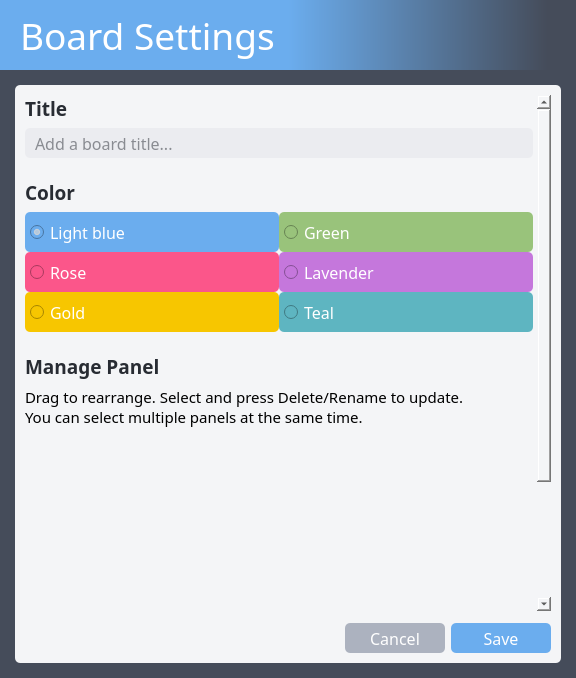
This is src/ui/board_settings.ui in dulapahv/Kanbaru as Qt 5 draws it before an edit. The edited form follows.
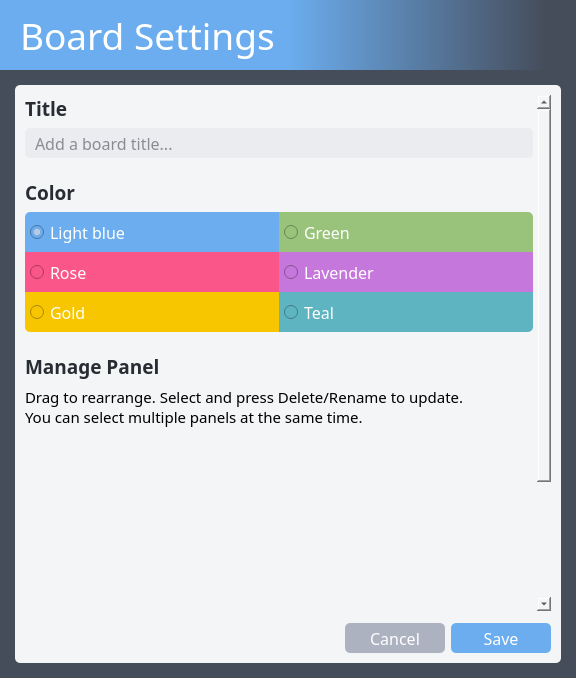
This is the edited form. Icons and pictures are not drawn.

Diff of the .ui file:
```diff
--- a/src/ui/board_settings.ui
+++ b/src/ui/board_settings.ui
@@ -130,34 +130,44 @@
             <property name="styleSheet">
              <string notr="true">QScrollBar:vertical {
 	border: none;
-    background: #f4f5f7;
-    width: 14px;
-    margin: 1px 0 0 0;
-	border-radius: 7px;
- }
-QScrollBar::handle:vertical {	
+	background: #f4f5f7;
+	width: 10px;
+	margin: 1px 0 0 0;
+	border-radius: 5px;
+}
+
+QScrollBar::handle:vertical {
 	background-color: #bfc0c5;
 	min-height: 30px;
-	border-radius: 7px;
+	border-radius: 5px;
 }
-QScrollBar::handle:vertical:hover{	
+
+QScrollBar::handle:vertical:hover {
 	background-color: #afb0b4;
 }
-QScrollBar::handle:vertical:pressed {	
+
+QScrollBar::handle:vertical:pressed {
 	background-color: #929497;
 }
+
 QScrollBar::sub-line:vertical {
-	height: 0px;
+	height: 0;
 }
+
 QScrollBar::add-line:vertical {
-	height: 0px;
+	height: 0;
 }
-QScrollBar::up-arrow:vertical, QScrollBar::down-arrow:vertical {
+
+QScrollBar::up-arrow:vertical,
+QScrollBar::down-arrow:vertical {
 	background: none;
 }
-QScrollBar::add-page:vertical, QScrollBar::sub-page:vertical {
+
+QScrollBar::add-page:vertical,
+QScrollBar::sub-page:vertical {
 	background: none;
-}</string>
+}
+</string>
             </property>
             <property name="widgetResizable">
              <bool>true</bool>
@@ -167,7 +177,7 @@
               <rect>
                <x>0</x>
                <y>0</y>
-               <width>512</width>
+               <width>516</width>
                <height>673</height>
               </rect>
              </property>
@@ -307,8 +317,23 @@
                          <enum>Qt::TabFocus</enum>
                         </property>
                         <property name="styleSheet">
-                         <string notr="true">QRadioButton {background-color: #6badee; color: #ffffff; padding: 0px 5px 0px 5px;}
-QRadioButton:focus {border-color: #000000; border-width: 1.5px; border-style: solid; padding: 0px 3px 0px 3px;}</string>
+                         <string notr="true">QRadioButton {
+	background-color: #6badee;
+	color: #ffffff;
+	padding: 0 5px 0 5px;
+	border-top-left-radius: 5px;
+	border-top-right-radius: 0;
+	border-bottom-left-radius: 0;
+	border-bottom-right-radius: 0;
+}
+
+QRadioButton:focus {
+	border-color: #000000;
+	border-width: 1.5px;
+	border-style: solid;
+	padding: 0 3px 0 3px;
+}
+</string>
                         </property>
                         <property name="text">
                          <string>Light blue</string>
@@ -339,8 +364,20 @@
                          <enum>Qt::TabFocus</enum>
                         </property>
                         <property name="styleSheet">
-                         <string notr="true">QRadioButton {background-color: #fb568a; color: #ffffff; padding: 0px 5px 0px 5px;}
-QRadioButton:focus {border-color: #000000; border-width: 1.5px; border-style: solid; padding: 0px 3px 0px 3px;}</string>
+                         <string notr="true">QRadioButton {
+	background-color: #fb568a;
+	color: #ffffff;
+	padding: 0 5px 0 5px;
+	border-radius: 0;
+}
+
+QRadioButton:focus {
+	border-color: #000000;
+	border-width: 1.5px;
+	border-style: solid;
+	padding: 0 3px 0 3px;
+}
+</string>
                         </property>
                         <property name="text">
                          <string>Rose</string>
@@ -368,8 +405,23 @@
                          <enum>Qt::TabFocus</enum>
                         </property>
                         <property name="styleSheet">
-                         <string notr="true">QRadioButton {background-color: #f7c600; color: #ffffff; padding: 0px 5px 0px 5px;}
-QRadioButton:focus {border-color: #000000; border-width: 1.5px; border-style: solid; padding: 0px 3px 0px 3px;}</string>
+                         <string notr="true">QRadioButton {
+	background-color: #f7c600;
+	color: #ffffff;
+	padding: 0 5px 0 5px;
+	border-top-left-radius: 0;
+	border-top-right-radius: 0;
+	border-bottom-left-radius: 5px;
+	border-bottom-right-radius: 0;
+}
+
+QRadioButton:focus {
+	border-color: #000000;
+	border-width: 1.5px;
+	border-style: solid;
+	padding: 0 3px 0 3px;
+}
+</string>
                         </property>
                         <property name="text">
                          <string>Gold</string>
@@ -404,8 +456,23 @@
                          <enum>Qt::TabFocus</enum>
                         </property>
                         <property name="styleSheet">
-                         <string notr="true">QRadioButton {background-color: #99c37b; color: #ffffff; padding: 0px 5px 0px 5px;}
-QRadioButton:focus {border-color: #000000; border-width: 1.5px; border-style: solid; padding: 0px 3px 0px 3px;}</string>
+                         <string notr="true">QRadioButton {
+	background-color: #99c37b;
+	color: #ffffff;
+	padding: 0 5px 0 5px;
+	border-top-left-radius: 0;
+	border-top-right-radius: 5px;
+	border-bottom-left-radius: 0;
+	border-bottom-right-radius: 0;
+}
+
+QRadioButton:focus {
+	border-color: #000000;
+	border-width: 1.5px;
+	border-style: solid;
+	padding: 0 3px 0 3px;
+}
+</string>
                         </property>
                         <property name="text">
                          <string>Green</string>
@@ -433,8 +500,20 @@
                          <enum>Qt::TabFocus</enum>
                         </property>
                         <property name="styleSheet">
-                         <string notr="true">QRadioButton {background-color: #c577dc; color: #ffffff; padding: 0px 5px 0px 5px;}
-QRadioButton:focus {border-color: #000000; border-width: 1.5px; border-style: solid; padding: 0px 3px 0px 3px;}</string>
+                         <string notr="true">QRadioButton {
+	background-color: #c577dc;
+	color: #ffffff;
+	padding: 0 5px 0 5px;
+	border-radius: 0;
+}
+
+QRadioButton:focus {
+	border-color: #000000;
+	border-width: 1.5px;
+	border-style: solid;
+	padding: 0 3px 0 3px;
+}
+</string>
                         </property>
                         <property name="text">
                          <string>Lavender</string>
@@ -462,8 +541,23 @@
                          <enum>Qt::TabFocus</enum>
                         </property>
                         <property name="styleSheet">
-                         <string notr="true">QRadioButton {background-color: #5eb5c1; color: #ffffff; padding: 0px 5px 0px 5px;}
-QRadioButton:focus {border-color: #000000; border-width: 1.5px; border-style: solid; padding: 0px 3px 0px 3px;}</string>
+                         <string notr="true">QRadioButton {
+	background-color: #5eb5c1;
+	color: #ffffff;
+	padding: 0 5px 0 5px;
+	border-top-left-radius: 0;
+	border-top-right-radius: 0;
+	border-bottom-left-radius: 0;
+	border-bottom-right-radius: 5px;
+}
+
+QRadioButton:focus {
+	border-color: #000000;
+	border-width: 1.5px;
+	border-style: solid;
+	padding: 0 3px 0 3px;
+}
+</string>
                         </property>
                         <property name="text">
                          <string>Teal</string>
```
Left out of the diff: 127 changed lines with no effect on the pictures.
